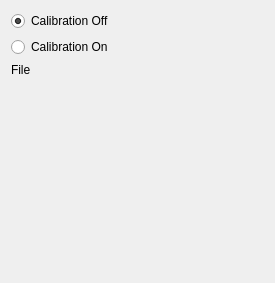
radio-astro/casa, file code/plotms/Gui/PlotMSCalibrationWidget.ui: the form before one commit.
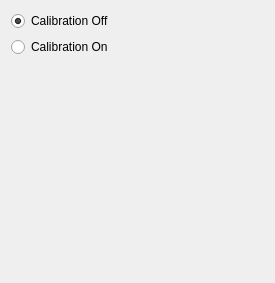
The form after the commit.

Patch:
```diff
--- a/code/plotms/Gui/PlotMSCalibrationWidget.ui
+++ b/code/plotms/Gui/PlotMSCalibrationWidget.ui
@@ -39,26 +39,6 @@
      </property>
     </widget>
    </item>
-   <item>
-    <widget class="QLabel" name="locationLabel">
-     <property name="text">
-      <string>File</string>
-     </property>
-     <property name="textFormat">
-      <enum>Qt::RichText</enum>
-     </property>
-    </widget>
-   </item>
-   <item>
-    <widget class="QFrame" name="locationFrame">
-     <property name="frameShape">
-      <enum>QFrame::NoFrame</enum>
-     </property>
-     <property name="frameShadow">
-      <enum>QFrame::Raised</enum>
-     </property>
-    </widget>
-   </item>
    <item>
     <spacer>
      <property name="orientation">
```
Left out of the diff: 25 changed lines with no effect on the pictures.
